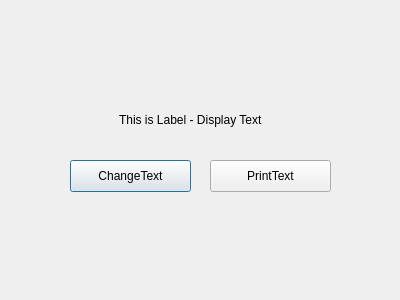
First picture: the form in widget/dispaly/QLabel/label.ui, repository Giung951/Python-PyQt, before the edit.
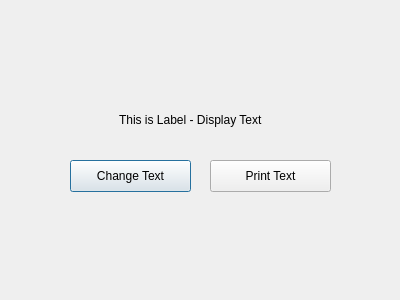
Second picture: the form after the edit.

```diff
--- a/widget/dispaly/QLabel/label.ui
+++ b/widget/dispaly/QLabel/label.ui
@@ -36,7 +36,7 @@
     </rect>
    </property>
    <property name="text">
-    <string>ChangeText</string>
+    <string>Change Text</string>
    </property>
   </widget>
   <widget class="QPushButton" name="printText">
@@ -49,7 +49,7 @@
     </rect>
    </property>
    <property name="text">
-    <string>PrintText</string>
+    <string>Print Text</string>
    </property>
   </widget>
  </widget>
```
Left out of the diff: 4 changed lines with no effect on the pictures.
